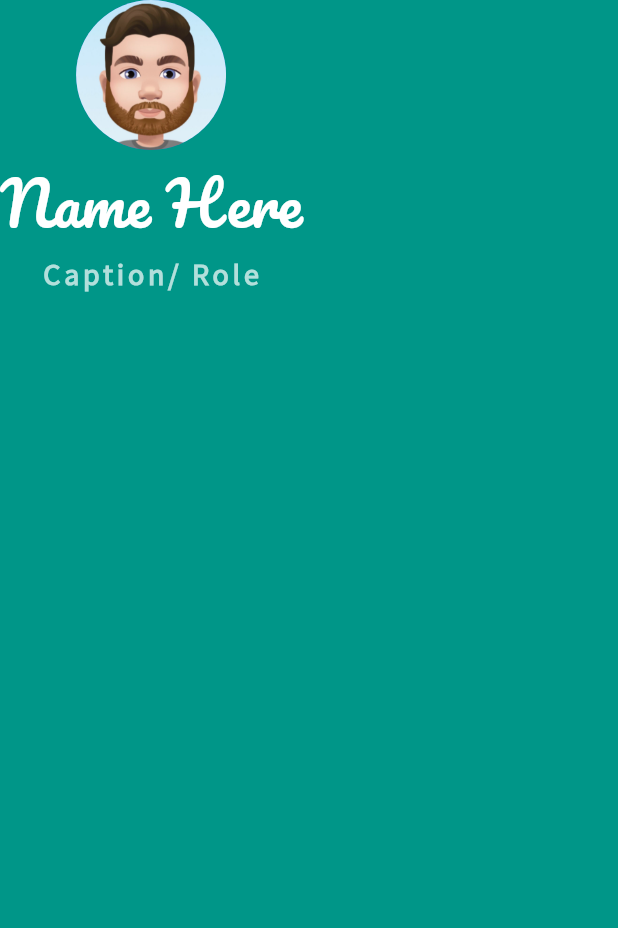
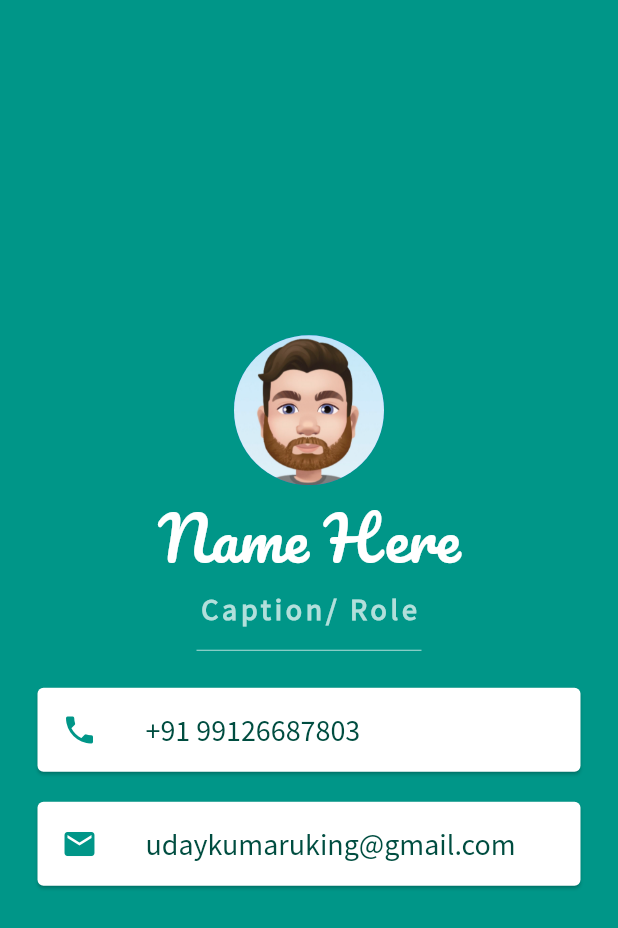
Before and after one commit to udaykumaruking/Angela-Yu-Flutter, a Flutter app: the screen it shows after launch, on a phone screen of 412 x 824 dp. Shown: the top 928 px of the screen. Run offline on Flutter 3.47's test engine with Material 2 defaults, Android fonts, the phone set to English and light mode, and no system bars.

Commit message:
mi card finished

```diff
--- a/mi_card_app/lib/main.dart
+++ b/mi_card_app/lib/main.dart
@@ -19,6 +19,7 @@
           // To view Challenge uncomment child: Challenge() line and comment ................
           // child: Challenge(),
           child: Column(
+            mainAxisAlignment: MainAxisAlignment.center,
             children: [
               CircleAvatar(
                 radius: 50,
@@ -41,6 +42,53 @@
                   fontWeight: FontWeight.bold,
                   letterSpacing: 2.5,
                 ),
+              ),
+              SizedBox(
+                height: 30,
+                width: 150,
+                child: Divider(
+                  color: Colors.teal.shade100,
+                ),
+              ),
+              Card(
+                color: Colors.white,
+                margin: EdgeInsets.symmetric(
+                  vertical: 10,
+                  horizontal: 25,
+                ),
+                child: ListTile(
+                    leading: Icon(
+                      Icons.phone,
+                      // size: 15,
+                      color: Colors.teal,
+                    ),
+                    title: Text(
+                      '+91 99126687803',
+                      style: TextStyle(
+                          color: Colors.teal.shade900,
+                          fontFamily: 'SourceSansPro',
+                          fontSize: 20),
+                    )),
+              ),
+              Card(
+                color: Colors.white,
+                margin: EdgeInsets.symmetric(
+                  vertical: 10,
+                  horizontal: 25,
+                ),
+                child: ListTile(
+                    leading: Icon(
+                      Icons.mail,
+                      // size: 15,
+                      color: Colors.teal,
+                    ),
+                    title: Text(
+                      'udaykumaruking@gmail.com',
+                      style: TextStyle(
+                          color: Colors.teal.shade900,
+                          fontFamily: 'SourceSansPro',
+                          fontSize: 20),
+                    )),
               )
             ],
           ),
```
